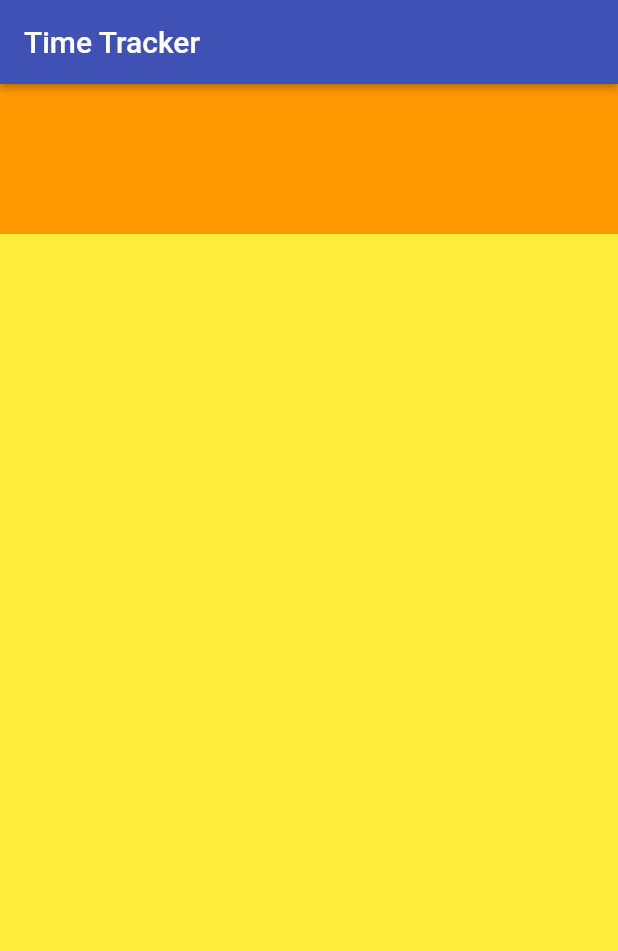
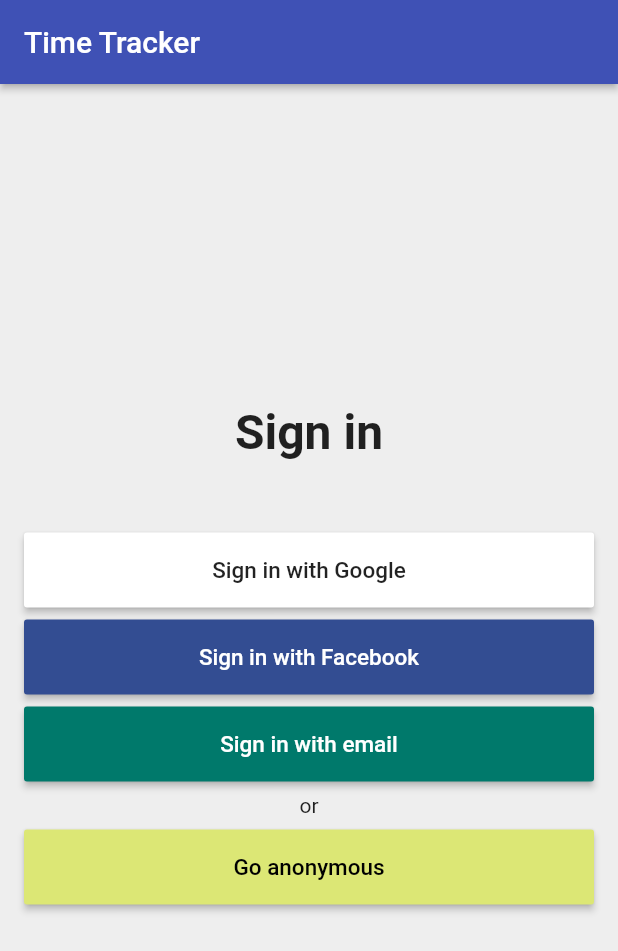
Before and after one commit to Ai-Albert/time_tracker_app, a Flutter app: the screen it shows after launch, on a phone screen of 412 x 824 dp. Shown: the top 951 px of the screen. Run offline on Flutter 3.47's test engine with Material 2 defaults, Android fonts, the phone set to English and light mode, and no system bars.

Commit message:
Added sign in buttons

```diff
--- /dev/null
+++ b/lib/app/sign_in/sign_in_button.dart
@@ -0,0 +1,21 @@
+import 'package:flutter/material.dart';
+import 'package:time_tracker/common_widgets/custom_elevated_button.dart';
+
+class SignInButton extends CustomElevatedButton {
+  SignInButton({
+    String text,
+    Color color,
+    Color textColor,
+    VoidCallback onPressed
+  }) : super(
+    child: Text(
+      text,
+      style: TextStyle(
+        color: textColor,
+        fontSize: 15.0,
+      ),
+    ),
+    color: color,
+    onPressed: onPressed,
+  );
+}
--- a/lib/app/sign_in/sign_in_page.dart
+++ b/lib/app/sign_in/sign_in_page.dart
@@ -1,4 +1,6 @@
 import 'package:flutter/material.dart';
+import 'package:time_tracker/app/sign_in/sign_in_button.dart';
+import 'package:time_tracker/common_widgets/custom_elevated_button.dart';
 
 class SignInPage extends StatelessWidget {
   @override
@@ -8,19 +10,71 @@
         title: Text('Time Tracker'),
         elevation: 2.0,
       ),
-      body: Container(
-        color: Colors.yellow,
-        child: Column(
-          crossAxisAlignment: CrossAxisAlignment.stretch,
-          children: <Widget>[
-            Container(
-              color: Colors.orange,
-              child: SizedBox(
-                height: 100,
-              ),
+      body: _buildContent(),
+      backgroundColor: Colors.grey[200],
+    );
+  }
+
+  Widget _buildContent() {
+    return Padding(
+      padding: EdgeInsets.all(16.0),
+      child: Column(
+        mainAxisAlignment: MainAxisAlignment.center,
+        crossAxisAlignment: CrossAxisAlignment.stretch,
+        children: <Widget>[
+          Text(
+            'Sign in',
+            textAlign: TextAlign.center,
+            style: TextStyle(
+              fontSize: 32.0,
+              fontWeight: FontWeight.w600,
             ),
-          ],
-        ),
+          ),
+          SizedBox(height: 48.0),
+
+          // Buttons start below
+          SignInButton(
+            text: 'Sign in with Google',
+            color: Colors.white,
+            textColor: Colors.black87,
+            onPressed: () {},
+          ),
+          SizedBox(height: 8.0),
+
+          SignInButton(
+            text: 'Sign in with Facebook',
+            color: Color(0xFF334D92),
+            textColor: Colors.white,
+            onPressed: () {},
+          ),
+          SizedBox(height: 8.0),
+
+          SignInButton(
+            text: 'Sign in with email',
+            color: Colors.teal[700],
+            textColor: Colors.white,
+            onPressed: () {},
+          ),
+          SizedBox(height: 8.0),
+
+          Text(
+            'or',
+            style: TextStyle(
+              fontSize: 14.0,
+              color: Colors.black87,
+            ),
+            textAlign: TextAlign.center,
+          ),
+          SizedBox(height: 8.0),
+
+          SignInButton(
+            text: 'Go anonymous',
+            color: Colors.lime[300],
+            textColor: Colors.black,
+            onPressed: () {},
+          ),
+          SizedBox(height: 8.0),
+        ],
       ),
     );
   }
```
Also changed, not shown: lib/common_widgets/custom_elevated_button.dart (added, +35 -0 lines).
